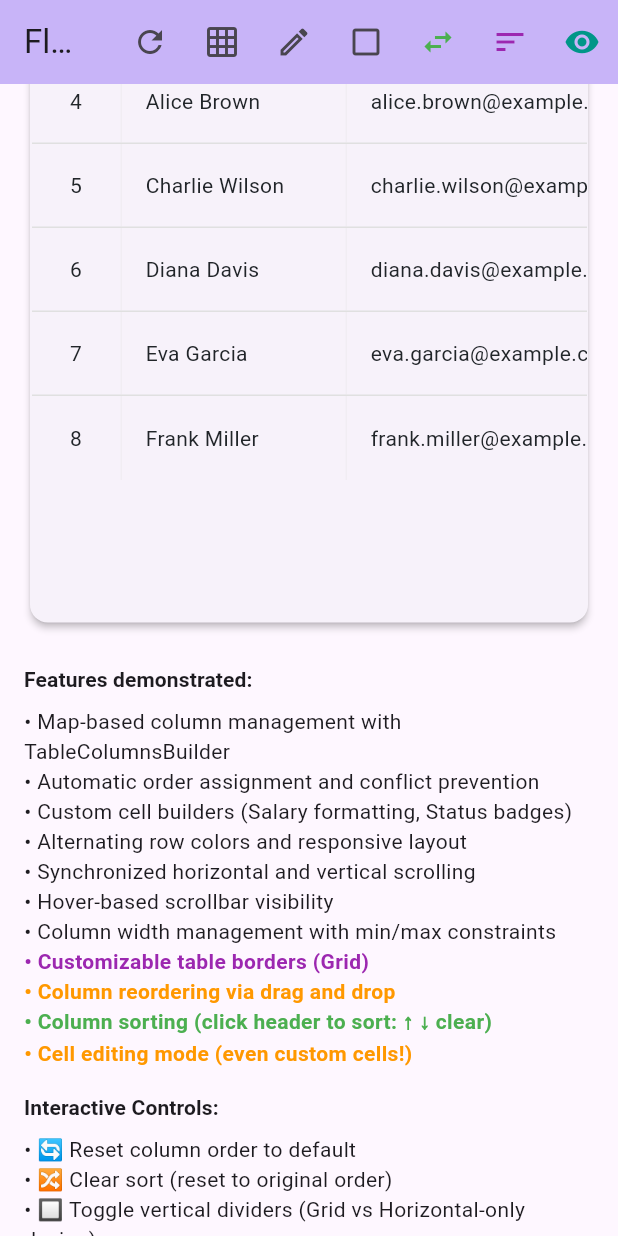
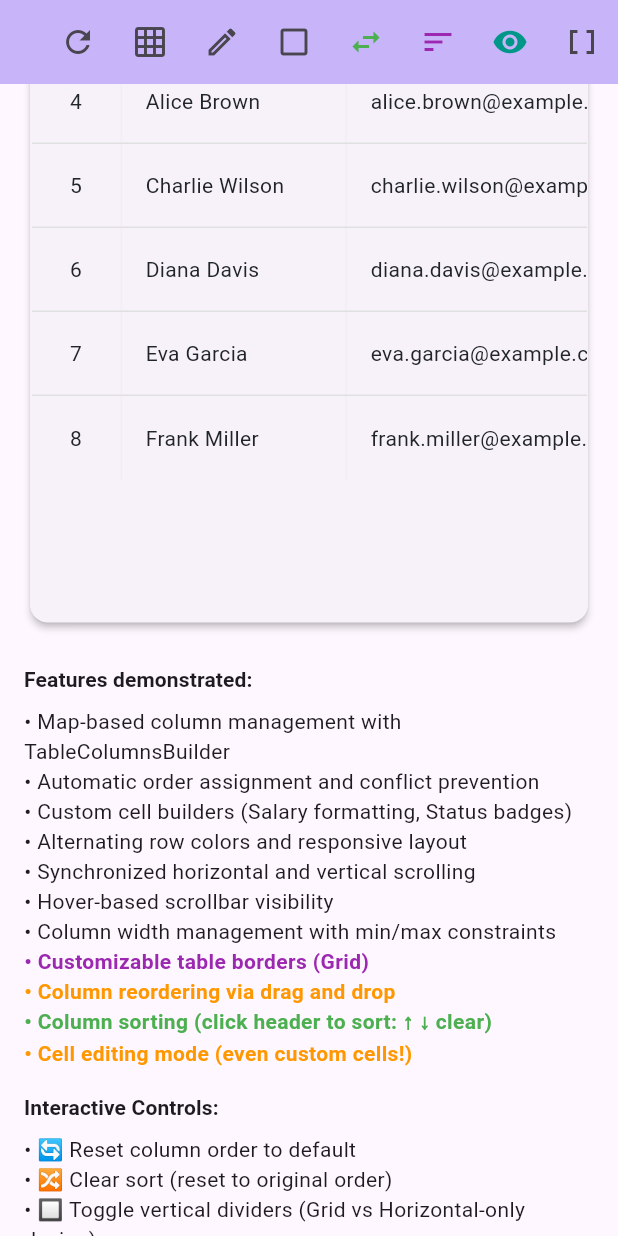
Before and after one commit to kihyun1998/flutter_table_plus, a Flutter app: the screen it shows after launch, scrolled down 576 dp, on a phone screen of 412 x 824 dp. Run offline on Flutter 3.47's test engine with Material 3 defaults, Android fonts, the phone set to English and light mode, and no system bars.

Commit message:
Add no data widget and toggle to FlutterTablePlus example
Introduces a customizable no data widget to FlutterTablePlus and updates the example app to allow toggling between showing data and an empty state. Updates the table header to disable sorting when no data is present, and adds a toolbar button for toggling the no data example. Minor formatting and test improvements included.

```diff
--- a/example/lib/pages/table_example_page.dart
+++ b/example/lib/pages/table_example_page.dart
@@ -25,6 +25,7 @@ class _TableExamplePageState extends State<TableExamplePage> {
   bool _isEditable = false;
   bool _isReorderable = true;
   bool _isSortable = true;
+  bool _showNoDataExample = false;
 
   // Sort state
   String? _sortColumnKey;
@@ -251,7 +252,8 @@ class _TableExamplePageState extends State<TableExamplePage> {
   /// Handle column visibility change
   void _handleColumnVisibilityChanged(String columnKey, bool visible) {
     setState(() {
-      _columns = TableHelper.updateColumnVisibility(_columns, columnKey, visible);
+      _columns =
+          TableHelper.updateColumnVisibility(_columns, columnKey, visible);
     });
 
     // Show feedback
@@ -370,6 +372,13 @@ class _TableExamplePageState extends State<TableExamplePage> {
     );
   }
 
+  /// Toggle no data example
+  void _toggleNoDataExample() {
+    setState(() {
+      _showNoDataExample = !_showNoDataExample;
+    });
+  }
+
   @override
   Widget build(BuildContext context) {
     return Scaffold(
@@ -385,6 +394,7 @@ class _TableExamplePageState extends State<TableExamplePage> {
             isReorderable: _isReorderable,
             isSortable: _isSortable,
             showVerticalDividers: _showVerticalDividers,
+            showNoDataExample: _showNoDataExample,
             onResetSort: _resetSort,
             onResetColumnOrder: _resetColumnOrder,
             onToggleVerticalDividers: _toggleVerticalDividers,
@@ -394,6 +404,7 @@ class _TableExamplePageState extends State<TableExamplePage> {
             onToggleColumnReordering: _toggleColumnReordering,
             onToggleSorting: _toggleSorting,
             onShowColumnVisibilityDialog: _showColumnVisibilityDialog,
+            onToggleNoDataExample: _toggleNoDataExample,
           ),
         ],
       ),
@@ -416,7 +427,7 @@ class _TableExamplePageState extends State<TableExamplePage> {
               crossAxisAlignment: CrossAxisAlignment.start,
               children: [
                 Text(
-                  'Showing ${_sortedData.length} employees',
+                  'Showing ${_showNoDataExample ? 0 : _sortedData.length} employees',
                   style: Theme.of(context).textTheme.bodyMedium?.copyWith(
                         color: Colors.grey.shade600,
                       ),
@@ -431,7 +442,8 @@ class _TableExamplePageState extends State<TableExamplePage> {
                   isEditable: _isEditable,
                   isReorderable: _isReorderable,
                   isSortable: _isSortable,
-                  visibleColumnCount: TableHelper.getVisibleColumnCount(_columns),
+                  visibleColumnCount:
+                      TableHelper.getVisibleColumnCount(_columns),
                   totalColumnCount: _columns.length,
                 ),
               ],
@@ -462,7 +474,9 @@ class _TableExamplePageState extends State<TableExamplePage> {
                   padding: const EdgeInsets.all(1.0),
                   child: FlutterTablePlus(
                     columns: _columns,
-                    data: _sortedData, // Use sorted data instead of original
+                    data: _showNoDataExample
+                        ? []
+                        : _sortedData, // Use empty data when demonstrating no data
                     isSelectable: _isSelectable,
                     selectionMode: _selectionMode,
                     selectedRows: _selectedRows,
@@ -494,6 +508,36 @@ class _TableExamplePageState extends State<TableExamplePage> {
                         ),
                       );
                     },
+                    // No data widget
+                    noDataWidget: const Center(
+                      child: Column(
+                        mainAxisAlignment: MainAxisAlignment.center,
+                        children: [
+                          Icon(
+                            Icons.inbox_outlined,
+                            size: 64,
+                            color: Colors.grey,
+                          ),
+                          SizedBox(height: 16),
+                          Text(
+                            'No employees found',
+                            style: TextStyle(
+                              fontSize: 18,
+                              fontWeight: FontWeight.w500,
+                              color: Colors.grey,
+                            ),
+                          ),
+                          SizedBox(height: 8),
+                          Text(
+                            'There are no employees to display in the table.',
+                            style: TextStyle(
+                              fontSize: 14,
+                              color: Colors.grey,
+                            ),
+                          ),
+                        ],
+                      ),
+                    ),
                   ),
                 ),
               ),
--- a/example/lib/widgets/table_app_bar.dart
+++ b/example/lib/widgets/table_app_bar.dart
@@ -12,6 +12,7 @@ class TableAppBarActions extends StatelessWidget {
     required this.isReorderable,
     required this.isSortable,
     required this.showVerticalDividers,
+    required this.showNoDataExample,
     required this.onResetSort,
     required this.onResetColumnOrder,
     required this.onToggleVerticalDividers,
@@ -21,6 +22,7 @@ class TableAppBarActions extends StatelessWidget {
     required this.onToggleColumnReordering,
     required this.onToggleSorting,
     required this.onShowColumnVisibilityDialog,
+    required this.onToggleNoDataExample,
   });
 
   final String? sortColumnKey;
@@ -30,6 +32,7 @@ class TableAppBarActions extends StatelessWidget {
   final bool isReorderable;
   final bool isSortable;
   final bool showVerticalDividers;
+  final bool showNoDataExample;
 
   final VoidCallback onResetSort;
   final VoidCallback onResetColumnOrder;
@@ -40,6 +43,7 @@ class TableAppBarActions extends StatelessWidget {
   final VoidCallback onToggleColumnReordering;
   final VoidCallback onToggleSorting;
   final VoidCallback onShowColumnVisibilityDialog;
+  final VoidCallback onToggleNoDataExample;
 
   @override
   Widget build(BuildContext context) {
@@ -65,9 +69,7 @@ class TableAppBarActions extends StatelessWidget {
         IconButton(
           onPressed: onToggleVerticalDividers,
           icon: Icon(
-            showVerticalDividers
-                ? Icons.grid_on
-                : Icons.format_list_bulleted,
+            showVerticalDividers ? Icons.grid_on : Icons.format_list_bulleted,
           ),
           tooltip: showVerticalDividers
               ? 'Hide Vertical Lines'
@@ -136,6 +138,16 @@ class TableAppBarActions extends StatelessWidget {
           icon: const Icon(Icons.visibility, color: Colors.teal),
           tooltip: 'Column Visibility',
         ),
+
+        // Toggle no data example button
+        IconButton(
+          onPressed: onToggleNoDataExample,
+          icon: Icon(
+            showNoDataExample ? Icons.data_array : Icons.data_array_outlined,
+            color: showNoDataExample ? Colors.red : null,
+          ),
+          tooltip: showNoDataExample ? 'Show Data' : 'Show No Data Example',
+        ),
       ],
     );
   }
--- a/lib/src/models/table_column.dart
+++ b/lib/src/models/table_column.dart
@@ -190,7 +190,8 @@ class TablePlusColumn {
       cellBuilder: cellBuilder ?? this.cellBuilder,
       hintText: hintText ?? this.hintText,
       textOverflow: textOverflow ?? this.textOverflow,
-      showTooltipOnOverflow: showTooltipOnOverflow ?? this.showTooltipOnOverflow,
+      showTooltipOnOverflow:
+          showTooltipOnOverflow ?? this.showTooltipOnOverflow,
     );
   }
 
--- a/lib/src/widgets/flutter_table_plus.dart
+++ b/lib/src/widgets/flutter_table_plus.dart
@@ -39,6 +39,7 @@ class FlutterTablePlus extends StatefulWidget {
     this.onCellChanged,
     this.onRowDoubleTap,
     this.onRowSecondaryTap,
+    this.noDataWidget,
   });
 
   /// The map of columns to display in the table.
@@ -127,6 +128,10 @@ class FlutterTablePlus extends StatefulWidget {
   /// Callback when a row is right-clicked (or long-pressed on touch devices).
   /// Provides the row ID. Only active when [isSelectable] is true.
   final void Function(String rowId)? onRowSecondaryTap;
+
+  /// Widget to display when there is no data to show in the table.
+  /// If not provided, nothing will be displayed when data is empty.
+  final Widget? noDataWidget;
 
   @override
   State<FlutterTablePlus> createState() => _FlutterTablePlusState();
@@ -283,7 +288,8 @@ class _FlutterTablePlusState extends State<FlutterTablePlus> {
 
         print('⚠️ FlutterTablePlus: Duplicate row IDs detected: $duplicates');
         print('   This will cause unexpected selection behavior.');
-        print('   Please ensure each row has a unique "${widget.rowIdKey}" field.');
+        print(
+            '   Please ensure each row has a unique "${widget.rowIdKey}" field.');
       }
 
       return true;
@@ -529,14 +535,18 @@ class _FlutterTablePlusState extends State<FlutterTablePlus> {
                               onSort: widget.onSort,
                             ),
 
-                            // Table Data
+                            // Table Data or No Data Widget
                             Expanded(
-                              child: TablePlusBody(
+                              child: widget.data.isEmpty &&
+                                      widget.noDataWidget != null
+                                  ? widget.noDataWidget!
+                                  : TablePlusBody(
                                       columns: visibleColumns,
                                       data: widget.data,
                                       columnWidths: columnWidths,
                                       theme: theme.bodyTheme,
-                                verticalController: verticalScrollController,
+                                      verticalController:
+                                          verticalScrollController,
                                       rowIdKey: widget.rowIdKey,
                                       isSelectable: widget.isSelectable,
                                       selectionMode: widget.selectionMode,
@@ -545,7 +555,8 @@ class _FlutterTablePlusState extends State<FlutterTablePlus> {
                                       onRowSelectionChanged:
                                           widget.onRowSelectionChanged,
                                       onRowDoubleTap: widget.onRowDoubleTap,
-                                onRowSecondaryTap: widget.onRowSecondaryTap,
+                                      onRowSecondaryTap:
+                                          widget.onRowSecondaryTap,
                                       // Editing-related properties
                                       isEditable: widget.isEditable,
                                       editableTheme: theme.editableTheme,
--- a/lib/src/widgets/table_header.dart
+++ b/lib/src/widgets/table_header.dart
@@ -331,10 +331,11 @@ class _TablePlusHeaderState extends State<TablePlusHeader> {
                               sortDirection: widget.sortColumnKey == column.key
                                   ? widget.sortDirection
                                   : SortDirection.none,
-                              onSortClick:
-                                  column.sortable && widget.onSort != null
-                                      ? () => _handleSortClick(column.key)
-                                      : null,
+                              onSortClick: column.sortable &&
+                                      widget.onSort != null &&
+                                      widget.totalRowCount > 0
+                                  ? () => _handleSortClick(column.key)
+                                  : null,
                             ),
                           );
                         },
@@ -358,10 +359,11 @@ class _TablePlusHeaderState extends State<TablePlusHeader> {
                               sortDirection: widget.sortColumnKey == column.key
                                   ? widget.sortDirection
                                   : SortDirection.none,
-                              onSortClick:
-                                  column.sortable && widget.onSort != null
-                                      ? () => _handleSortClick(column.key)
-                                      : null,
+                              onSortClick: column.sortable &&
+                                      widget.onSort != null &&
+                                      widget.totalRowCount > 0
+                                  ? () => _handleSortClick(column.key)
+                                  : null,
                             );
                           }).toList(),
                         ),
```
Also changed, not shown: example/lib/widgets/column_visibility_controls.dart (+12 -8 lines), example/lib/widgets/example_documentation.dart (+6 -3 lines), 1 other file. Lines whose indentation alone changed are shown as unchanged.
